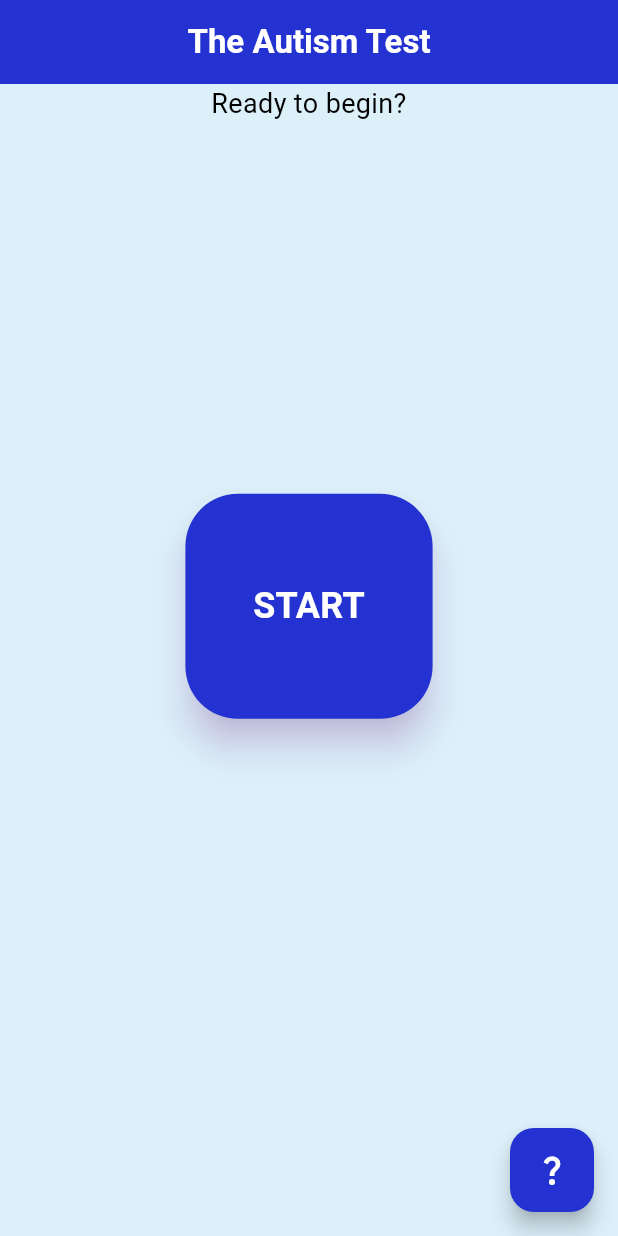
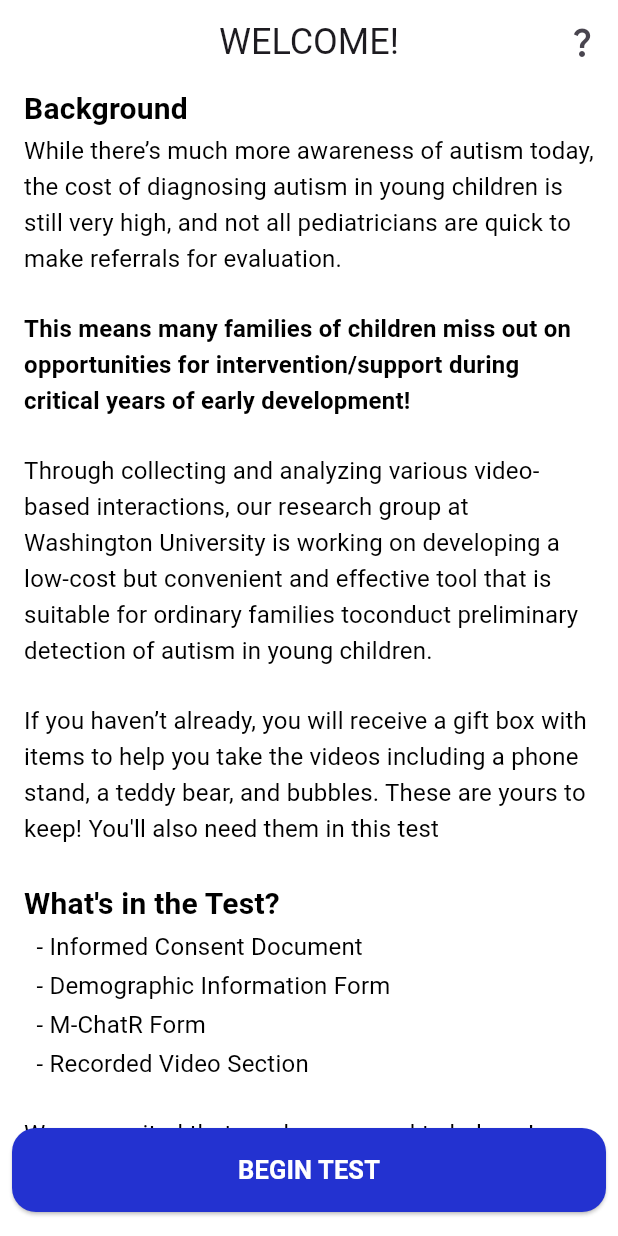
Before and after one commit to kevin200555/autism_ai_test, a Flutter app: the screen it shows after launch, on a phone screen of 412 x 824 dp. Run offline on Flutter 3.47's test engine with Material 3 defaults, Android fonts, the phone set to English and light mode, and no system bars; drawn by our look-alikes of auto_size_text; our stand-ins replace camera, video_player.

Commit message:
Changed the UI of the home screen (icludes some information from the documents now)

```diff
--- a/lib/screens/home_screen.dart
+++ b/lib/screens/home_screen.dart
@@ -1,3 +1,4 @@
+import 'package:autism_ai_test/themes/text_types.dart';
 import 'package:auto_size_text/auto_size_text.dart';
 import 'package:flutter/material.dart';
 import 'package:camera/camera.dart';
@@ -12,91 +13,108 @@ class HomeScreen extends StatelessWidget {
   const HomeScreen({super.key, required this.camera});
   @override
   Widget build(BuildContext context) {
-
     var videoInstructions = InstructionAndQuestions.getVideoInstructios();
     var questionList = InstructionAndQuestions.getIntakeForm();
 
     return Scaffold(
       backgroundColor: ColorTheme.background,
       appBar: AppBar(
-        title: Text(
-          'The Autism Test',
-          style: TextStyle(
-            fontWeight: FontWeight.bold,
-            color: ColorTheme.textColor,
+        title: Text('WELCOME!', style: TextStyle(fontSize: 24)),
+        centerTitle: true,
+        backgroundColor: ColorTheme.background,
+        actions: <Widget>[
+          IconButton(
+            onPressed: () {
+              Navigator.push(
+                context,
+                MaterialPageRoute(builder: (context) => HelpScreen()),
+              );
+            },
+            icon: const Icon(Icons.question_mark_outlined),
           ),
-        ),
-        centerTitle: true,
-        backgroundColor: ColorTheme.accent,
+        ],
       ),
+
       body: SizedBox(
         width: double.infinity,
         height: double.infinity,
         child: Column(
           mainAxisAlignment: MainAxisAlignment.start,
-          crossAxisAlignment: CrossAxisAlignment.center,
+          crossAxisAlignment: CrossAxisAlignment.start,
           children: [
-            AutoSizeText(
-              'Ready to begin?',
-              style: TextStyle(fontSize: 18, color: ColorTheme.alternateTextColor),
-              textAlign: TextAlign.center,
-              maxLines: 1,
+            SubTitle('Background', textAlign: TextAlign.left),
+            BodyText(
+              'While there’s much more awareness of autism today, the '
+              'cost of diagnosing autism in young children is still '
+              'very high, and not all pediatricians are quick to make referrals for evaluation. ',
             ),
-            SizedBox(height: MediaQuery.of(context).size.height * 0.3),
-            //The Start button, starts the test
-            SizedBox(
-              width: MediaQuery.of(context).size.width * 0.4,
-              height: 150,
-              child: ElevatedButton(
-                onPressed: () {
-                  Navigator.push(
-                    context,
-                    MaterialPageRoute(
-                      builder: (context) => GuidedQuestionaire(
-                        camera: camera,
-                        videoInstructions: videoInstructions,
-                        questionList: questionList,
-                      ),
-                    ),
-                  );
-                },
-                style: ElevatedButton.styleFrom(
-                  shape: RoundedRectangleBorder(
-                    borderRadius: BorderRadius.circular(35),
-                  ),
-                  elevation: 10,
-                  backgroundColor: ColorTheme.accent,
-                  shadowColor: const Color.fromARGB(105, 155, 39, 176),
-                ),
-                child: AutoSizeText(
-                  'START',
-                  style: TextStyle(
-                    fontSize: 24,
-                    fontWeight: FontWeight.bold,
-                    color: ColorTheme.textColor,
-                  ),
-                  maxLines: 1,
-                  minFontSize: 12,
-                  overflow: TextOverflow.ellipsis,
-                ),
-              ),
+            SizedBox(height: MediaQuery.of(context).size.width * 0.05),
+            BodyTextBold(
+              'This means many families of '
+              'children miss out on opportunities for intervention/support'
+              ' during critical years of early development!',
             ),
-            SizedBox(height: MediaQuery.of(context).size.width * 0.2),
+            SizedBox(height: MediaQuery.of(context).size.width * 0.05),
+            BodyText(
+              'Through collecting and analyzing various video-based interactions,'
+              ' our research group at Washington University is working on developing a low-cost'
+              ' but convenient and effective tool that is suitable for ordinary families to'
+              'conduct preliminary detection of autism in young children.',
+            ),
+            SizedBox(height: MediaQuery.of(context).size.width * 0.05),
+            BodyText(
+              'If you haven’t already, you will receive a gift box with items to help'
+              ' you take the videos including a phone stand, a teddy bear, and bubbles. These are'
+              ' yours to keep! You\'ll also need them in this test',
+            ),
+            SizedBox(height: MediaQuery.of(context).size.width * 0.05),
+            SubTitle('What\'s in the Test?', textAlign: TextAlign.left),
+            BodyText('\t\t- Informed Consent Document'),
+            BodyText('\t\t- Demographic Information Form'),
+            BodyText('\t\t- M-ChatR Form'),
+            BodyText('\t\t- Recorded Video Section'),
+            SizedBox(height: MediaQuery.of(context).size.width * 0.05),
+            BodyText('We are excited that you have agreed to help us!'),
           ],
         ),
       ),
       //Displays a help menu
-      floatingActionButton: FloatingActionButton(
-        onPressed: () {
-          Navigator.push(
-            context,
-            MaterialPageRoute(builder: (context) => HelpScreen()),
-          );
-        },
-        backgroundColor: ColorTheme.accent,
-        foregroundColor: ColorTheme.textColor,
-        child: const Icon(Icons.question_mark),
+      floatingActionButton: SizedBox(
+        width: double.infinity,
+        height: 56,
+        child: Padding(
+          padding: const EdgeInsets.symmetric(horizontal: 8.0),
+          child: ElevatedButton.icon(
+            onPressed: () {
+              Navigator.push(
+                context,
+                MaterialPageRoute(builder: (context) => HelpScreen()),
+              );
+            },
+            label: AutoSizeText(
+              'BEGIN TEST',
+              style: TextStyle(
+                fontSize: 32,
+                fontWeight: FontWeight.bold,
+                color: ColorTheme.alternateTextColor,
+              ),
+              maxLines: 1,
+              minFontSize: 12,
+            ),
+            style: ElevatedButton.styleFrom(
+              backgroundColor: ColorTheme.accent,
+              foregroundColor: ColorTheme.alternateTextColor,
+              shape: RoundedRectangleBorder(
+                borderRadius: BorderRadius.circular(
+                  16,
+                ), // rounded corners like FAB
+              ),
+              padding: const EdgeInsets.symmetric(vertical: 16),
+            ),
+          ),
+        ),
       ),
+      floatingActionButtonLocation: FloatingActionButtonLocation.centerFloat,
     );
   }
 }
--- a/lib/themes/colors.dart
+++ b/lib/themes/colors.dart
@@ -4,9 +4,9 @@ import 'package:flutter/material.dart';
 class ColorTheme {
   static Color primary = const Color.fromARGB(255, 5, 50, 90);
   static Color accent = const Color.fromARGB(255, 35, 50, 208);
-  static Color background = const Color.fromARGB(255, 220, 240, 250);
-  static Color textColor = Colors.white;
-  static Color alternateTextColor = Colors.black;
+  static Color background = Colors.white;
+  static Color textColor = Colors.black;
+  static Color alternateTextColor = Colors.white;
   static Color red = const Color.fromARGB(255, 210, 5, 5);
   static Color green =  const Color.fromARGB(255, 16, 159, 21);
 
--- /dev/null
+++ b/lib/themes/text_types.dart
@@ -0,0 +1,110 @@
+import 'package:autism_ai_test/themes/colors.dart';
+import 'package:auto_size_text/auto_size_text.dart';
+import 'package:flutter/material.dart';
+
+import 'package:auto_size_text/auto_size_text.dart';
+import 'package:flutter/material.dart';
+
+class SubTitle extends StatelessWidget {
+  final String text;
+  final TextAlign textAlign;
+  final double minFontSize;
+  final double maxLines;
+  final TextStyle? style;
+
+  const SubTitle(
+    this.text, {
+    super.key,
+    this.textAlign = TextAlign.left,
+    this.minFontSize = 12,
+    this.style,
+    this.maxLines = 1,
+  });
+
+  @override
+  Widget build(BuildContext context) {
+    return Padding(
+      padding: EdgeInsets.fromLTRB(16, 1, 16, 1),
+      child: AutoSizeText(
+        text,
+        textAlign: textAlign,
+        minFontSize: minFontSize,
+        style:
+            style ??
+            Theme.of(context).textTheme.titleMedium?.copyWith(
+              color: ColorTheme.textColor,
+              fontSize: 20,
+              fontWeight: FontWeight.bold,
+            ),
+      ),
+    );
+  }
+}
+
+class BodyText extends StatelessWidget {
+  final String text;
+  final TextAlign textAlign;
+  final double minFontSize;
+  final TextStyle? style;
+
+  const BodyText(
+    this.text, {
+    super.key,
+    this.textAlign = TextAlign.left,
+    this.minFontSize = 8,
+    this.style,
+  });
+
+  @override
+  Widget build(BuildContext context) {
+    return Padding(
+      padding: EdgeInsets.fromLTRB(16, 1, 16, 1),
+      child: AutoSizeText(
+        text,
+        textAlign: textAlign,
+        minFontSize: minFontSize,
+        style:
+            style ??
+            Theme.of(context).textTheme.titleMedium?.copyWith(
+              color: ColorTheme.textColor,
+              fontSize: 16,
+              fontWeight: FontWeight.normal,
+            ),
+      ),
+    );
+  }
+}
+
+class BodyTextBold extends StatelessWidget {
+  final String text;
+  final TextAlign textAlign;
+  final double minFontSize;
+  final TextStyle? style;
+
+  const BodyTextBold(
+    this.text, {
+    super.key,
+    this.textAlign = TextAlign.left,
+    this.minFontSize = 8,
+    this.style,
+  });
+
+  @override
+  Widget build(BuildContext context) {
+    return Padding(
+      padding: EdgeInsets.fromLTRB(16, 1, 16, 1),
+      child: AutoSizeText(
+        text,
+        textAlign: textAlign,
+        minFontSize: minFontSize,
+        style:
+            style ??
+            Theme.of(context).textTheme.titleMedium?.copyWith(
+              color: ColorTheme.textColor,
+              fontSize: 16,
+              fontWeight: FontWeight.bold,
+            ),
+      ),
+    );
+  }
+}
```
